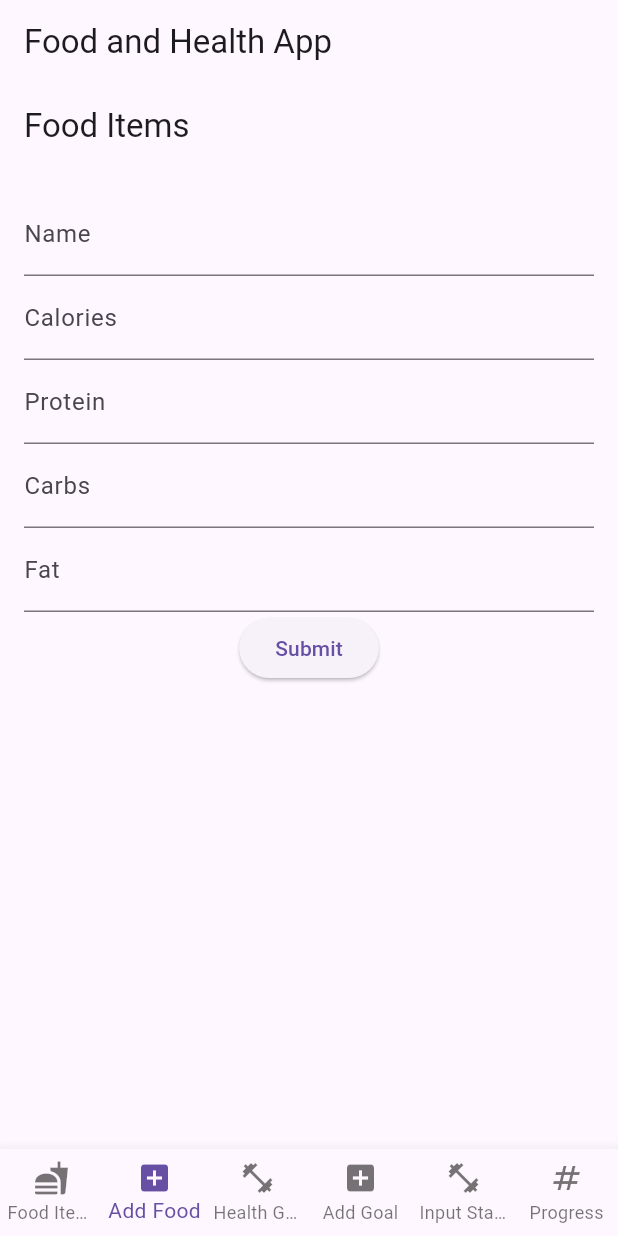
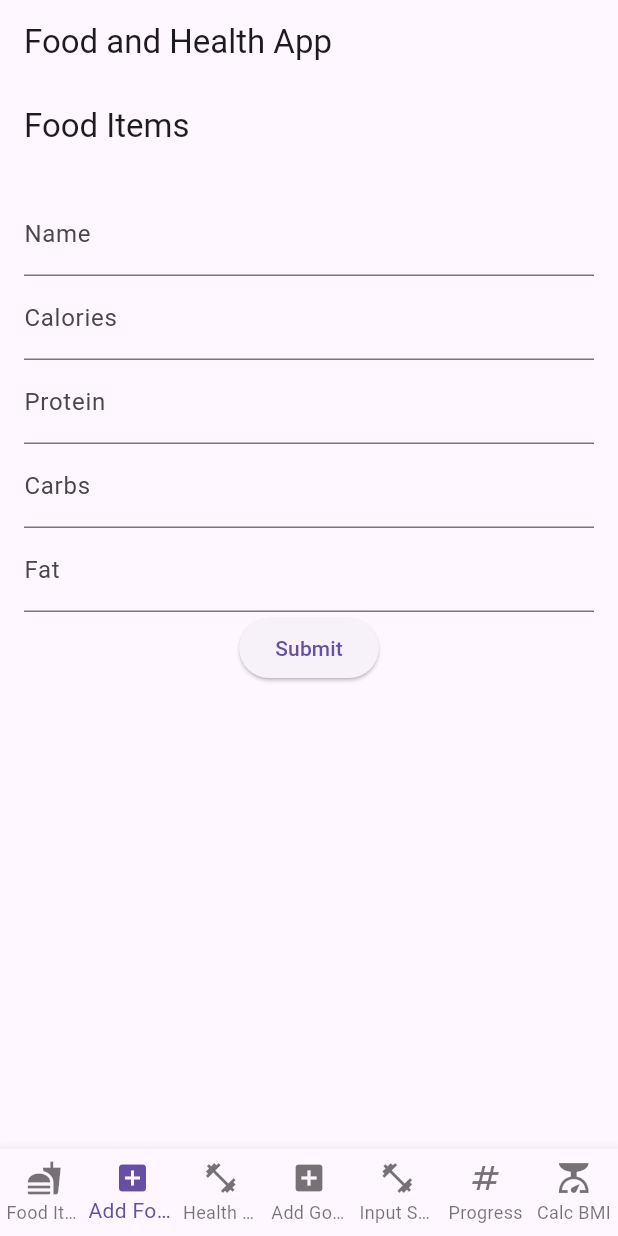
Before and after one commit to Foxtrot1207/CS3541-Group-Project, a Flutter app: the screen it shows after launch, item 2 of the bottom bar chosen, on a phone screen of 412 x 824 dp. Run offline on Flutter 3.47's test engine with Material 3 defaults, Android fonts, the phone set to English and light mode, and no system bars; our stand-ins replace firebase_core, firebase_database; accounts and stored records are empty.

Commit message:
Add the BMI calculator to the main page

```diff
--- a/lib/main.dart
+++ b/lib/main.dart
@@ -11,6 +11,7 @@ import 'package:healthapp/controller/person_info_controller.dart';
 import 'package:healthapp/controller/food_item_controller.dart';
 import 'package:healthapp/model/food_item.dart';
 import 'package:healthapp/model/person_info.dart';
+import 'package:healthapp/BMICalc.dart';
 
 void main() {
   runApp(MyApp());
@@ -45,6 +46,7 @@ class _MyAppState extends State<MyApp> {
       HealthGoalInputScreen(controller: _personInfoController),
       InputStatContainer(controller: _personInfoController),
       GoalProgressView(controller: _personInfoController),
+      CalcBMIController(),
     ];
   }
 
@@ -91,6 +93,10 @@ class _MyAppState extends State<MyApp> {
               icon: Icon(Icons.numbers),
               label: 'Progress',
             ),
+            BottomNavigationBarItem(
+              icon: Icon(Icons.scale),
+              label: 'Calc BMI',
+            ),
           ],
         ),
       ),
```
